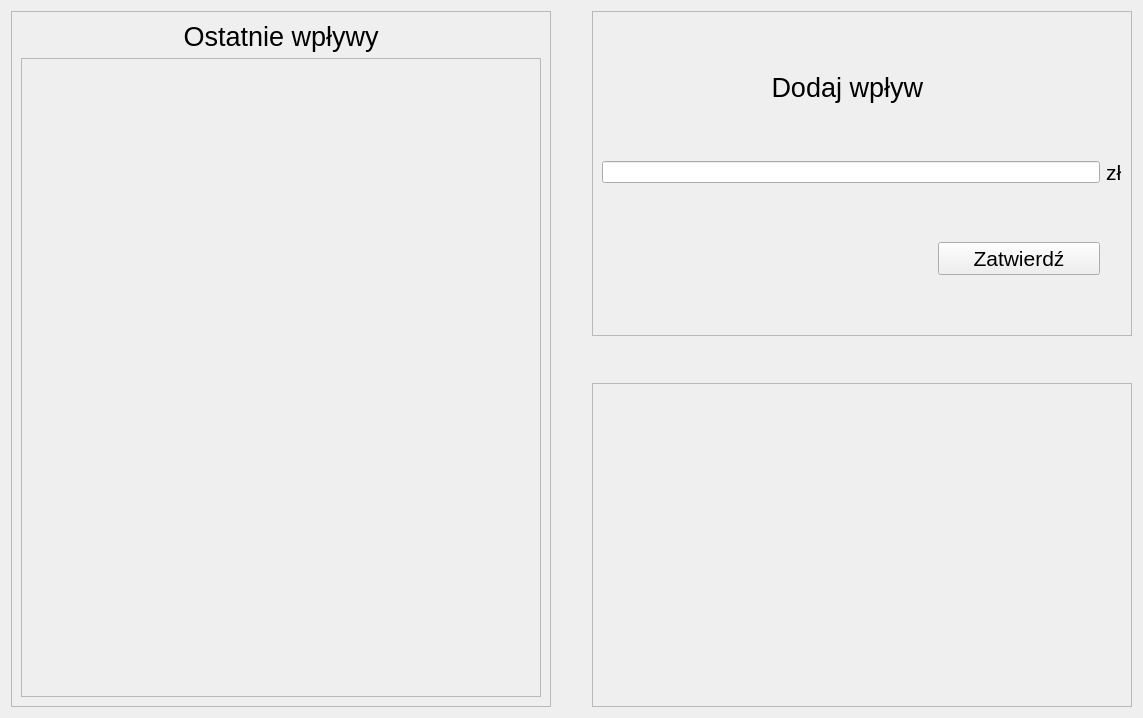
zuzmej/Wydatkoinator, file ui/incomes_tab.ui: the form before one commit.
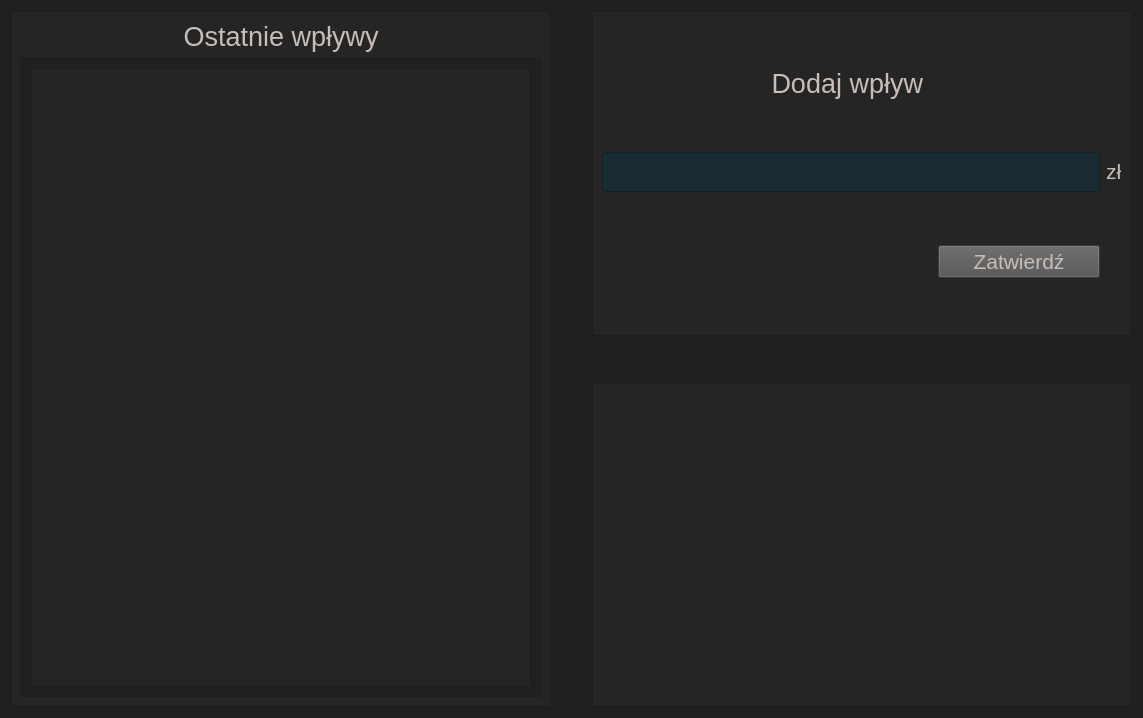
The form after the commit.

Commit message: ukończenie designu zakładki wpływy

Patch:
```diff
--- a/ui/incomes_tab.ui
+++ b/ui/incomes_tab.ui
@@ -13,6 +13,26 @@
   <property name="windowTitle">
    <string>Form</string>
   </property>
+  <property name="styleSheet">
+   <string notr="true">QWidget{
+background-color: #202020;
+}
+QFrame{
+background-color: #252525;
+}
+
+QLabel{
+color:#C8BEB7;
+}
+QPushButton{
+color:#C8BEB7;
+background-color:#515151
+}
+QLineEdit{
+background-color:#182B32;
+color:#C8BEB7;
+}</string>
+  </property>
   <layout class="QGridLayout" name="gridLayout">
    <item row="1" column="2">
     <spacer name="verticalSpacer">
@@ -65,6 +85,11 @@
            <height>640</height>
           </rect>
          </property>
+         <layout class="QGridLayout" name="gridLayout_4">
+          <item row="0" column="0">
+           <widget class="QListWidget" name="incomes_list"/>
+          </item>
+         </layout>
         </widget>
        </widget>
       </item>
@@ -174,13 +199,25 @@
           <verstretch>0</verstretch>
          </sizepolicy>
         </property>
+        <property name="minimumSize">
+         <size>
+          <width>0</width>
+          <height>40</height>
+         </size>
+        </property>
         <property name="clearButtonEnabled">
          <bool>true</bool>
         </property>
        </widget>
       </item>
       <item row="2" column="2">
-       <widget class="QPushButton" name="pushButton">
+       <widget class="QPushButton" name="confirm_button">
+        <property name="minimumSize">
+         <size>
+          <width>0</width>
+          <height>30</height>
+         </size>
+        </property>
         <property name="font">
          <font>
           <pointsize>16</pointsize>
```
